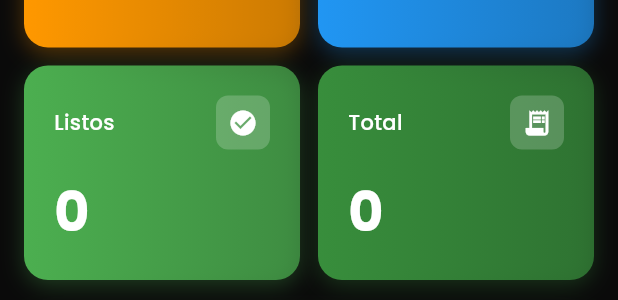
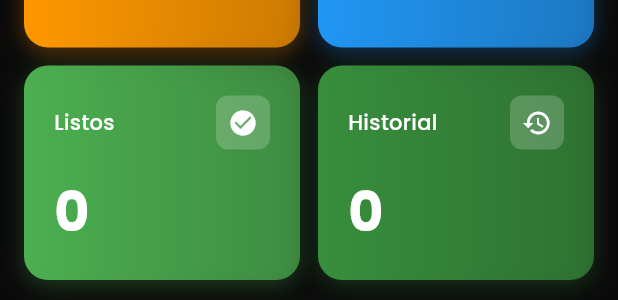
Before and after one commit to XimeCruz/averapizzav2-front, a Flutter app: the CajeroDashboardScreen widget shown alone on an empty page, opened directly, on a phone screen of 412 x 824 dp. Shown: the part 563-863 px from the top of the screen. Run offline on Flutter 3.47's test engine with Material 3 defaults, Android fonts, the phone set to English and light mode, and no system bars; our stand-ins replace dio, flutter_animate, google_fonts, shared_preferences; accounts and stored records are empty; network calls fail.

Commit message:
[ADD] cajero dashboard

```diff
--- a/lib/presentation/screens/cajero/cajero_dashboard_screen.dart
+++ b/lib/presentation/screens/cajero/cajero_dashboard_screen.dart
@@ -1,15 +1,18 @@
 // lib/presentation/screens/cajero/cajero_dashboard_screen.dart
 
-import 'package:avp_frontend/presentation/screens/cajero/historial_pedidos_screen.dart';
-import 'package:avp_frontend/presentation/screens/cajero/pedidos_listos_screen.dart';
 import 'package:flutter/material.dart';
 import 'package:provider/provider.dart';
+import 'package:intl/intl.dart';
 import '../../../core/constants/api_constants.dart';
 import '../../../core/constants/app_colors.dart';
+import '../../../data/models/pedido_model.dart';
 import '../../layouts/cajero_layout.dart';
 import '../../providers/pedido_provider.dart';
 import 'crear_pedido_screen.dart';
-import '../admin/pedidos/pedidos_list_screen.dart';
+import 'historial_pedidos_screen.dart';
+import 'pedidos_en_cocina_screen.dart';
+import 'pedidos_listos_screen.dart';
+import 'pedidos_pendientes_screen.dart';
 
 class CajeroDashboardScreen extends StatefulWidget {
   const CajeroDashboardScreen({super.key});
@@ -22,17 +25,26 @@ class _CajeroDashboardScreenState extends State<CajeroDashboardScreen> {
   @override
   void initState() {
     super.initState();
-    _loadData();
+    WidgetsBinding.instance.addPostFrameCallback((_) {
+      _loadData();
+    });
   }
 
   Future<void> _loadData() async {
-    final pedidoProvider = context.read<PedidoProvider>();
+    try {
+      print('🔄 Cargando dashboard del cajero...');
+      final pedidoProvider = context.read<PedidoProvider>();
 
-    await Future.wait([
-      pedidoProvider.loadPedidosPendientes(),
-      pedidoProvider.loadPedidosEnPreparacion(),
-      pedidoProvider.loadPedidosByEstado(EstadoPedido.LISTO),
-    ]);
+      await Future.wait([
+        pedidoProvider.loadPedidosByEstado(EstadoPedido.PENDIENTE),
+        pedidoProvider.loadPedidosByEstado(EstadoPedido.EN_PREPARACION),
+        pedidoProvider.loadPedidosByEstado(EstadoPedido.LISTO),
+      ]);
+
+      print('✅ Dashboard cargado');
+    } catch (e) {
+      print('❌ Error cargando dashboard: $e');
+    }
   }
 
   @override
@@ -60,19 +72,12 @@ class _CajeroDashboardScreenState extends State<CajeroDashboardScreen> {
           child: Column(
             crossAxisAlignment: CrossAxisAlignment.start,
             children: [
-              // Header con hora
               _buildHeader(),
               const SizedBox(height: 24),
-
-              // Estadísticas de pedidos
               _buildStatsSection(),
               const SizedBox(height: 24),
-
-              // Botón grande para nuevo pedido
               _buildNewOrderButton(),
               const SizedBox(height: 24),
-
-              // Pedidos en proceso
               _buildOrdersInProgress(),
             ],
           ),
@@ -82,6 +87,9 @@ class _CajeroDashboardScreenState extends State<CajeroDashboardScreen> {
   }
 
   Widget _buildHeader() {
+    final now = DateTime.now();
+    final timeFormat = DateFormat('HH:mm');
+
     return Container(
       padding: const EdgeInsets.all(20),
       decoration: BoxDecoration(
@@ -155,7 +163,7 @@ class _CajeroDashboardScreenState extends State<CajeroDashboardScreen> {
                 ),
                 const SizedBox(width: 8),
                 Text(
-                  TimeOfDay.now().format(context),
+                  timeFormat.format(now),
                   style: const TextStyle(
                     fontWeight: FontWeight.bold,
                     color: AppColors.secondary,
@@ -209,7 +217,7 @@ class _CajeroDashboardScreenState extends State<CajeroDashboardScreen> {
                           Navigator.push(
                             context,
                             MaterialPageRoute(
-                              builder: (_) => const HistorialPedidosScreen(),
+                              builder: (_) => const PedidosPendientesScreen(),
                             ),
                           );
                         },
@@ -231,14 +239,12 @@ class _CajeroDashboardScreenState extends State<CajeroDashboardScreen> {
                           end: Alignment.bottomRight,
                         ),
                         onTap: () {
-                          // Navigator.push(
-                          //   context,
-                          //   MaterialPageRoute(
-                          //     builder: (_) => const PedidosListScreen(
-                          //       estado: EstadoPedido.EN_PREPARACION,
-                          //     ),
-                          //   ),
-                          // );
+                          Navigator.push(
+                            context,
+                            MaterialPageRoute(
+                              builder: (_) => const PedidosEnCocinaScreen(),
+                            ),
+                          );
                         },
                       ),
                     ),
@@ -270,9 +276,9 @@ class _CajeroDashboardScreenState extends State<CajeroDashboardScreen> {
                     const SizedBox(width: 16),
                     Expanded(
                       child: _StatCard(
-                        title: 'Total',
+                        title: 'Historial',
                         value: '${provider.pedidos.length}',
-                        icon: Icons.receipt_long,
+                        icon: Icons.history,
                         color: AppColors.secondary,
                         gradient: LinearGradient(
                           colors: [
@@ -283,12 +289,12 @@ class _CajeroDashboardScreenState extends State<CajeroDashboardScreen> {
                           end: Alignment.bottomRight,
                         ),
                         onTap: () {
-                          // Navigator.push(
-                          //   context,
-                          //   MaterialPageRoute(
-                          //     builder: (_) => const PedidosListScreen(),
-                          //   ),
-                          // );
+                          Navigator.push(
+                            context,
+                            MaterialPageRoute(
+                              builder: (_) => const HistorialPedidosScreen(),
+                            ),
+                          );
                         },
                       ),
                     ),
@@ -311,14 +317,12 @@ class _CajeroDashboardScreenState extends State<CajeroDashboardScreen> {
                               ],
                             ),
                             onTap: () {
-                              // Navigator.push(
-                              //   context,
-                              //   MaterialPageRoute(
-                              //     builder: (_) => const PedidosListScreen(
-                              //       estado: EstadoPedido.PENDIENTE,
-                              //     ),
-                              //   ),
-                              // );
+                              Navigator.push(
+                                context,
+                                MaterialPageRoute(
+                                  builder: (_) => const PedidosPendientesScreen(),
+                                ),
+                              );
                             },
                           ),
                         ),
@@ -336,14 +340,12 @@ class _CajeroDashboardScreenState extends State<CajeroDashboardScreen> {
                               ],
                             ),
                             onTap: () {
-                              // Navigator.push(
-                              //   context,
-                              //   MaterialPageRoute(
-                              //     builder: (_) => const PedidosListScreen(
-                              //       estado: EstadoPedido.EN_PREPARACION,
-                              //     ),
-                              //   ),
-                              // );
+                              Navigator.push(
+                                context,
+                                MaterialPageRoute(
+                                  builder: (_) => const PedidosEnCocinaScreen(),
+                                ),
+                              );
                             },
                           ),
                         ),
@@ -365,23 +367,21 @@ class _CajeroDashboardScreenState extends State<CajeroDashboardScreen> {
                               ],
                             ),
                             onTap: () {
-                              // Navigator.push(
-                              //   context,
-                              //   MaterialPageRoute(
-                              //     builder: (_) => const PedidosListScreen(
-                              //       estado: EstadoPedido.LISTO,
-                              //     ),
-                              //   ),
-                              // );
+                              Navigator.push(
+                                context,
+                                MaterialPageRoute(
+                                  builder: (_) => const PedidosListosScreen(),
+                                ),
+                              );
                             },
                           ),
                         ),
                         const SizedBox(width: 12),
                         Expanded(
                           child: _StatCard(
-                            title: 'Total',
+                            title: 'Historial',
                             value: '${provider.pedidos.length}',
-                            icon: Icons.receipt_long,
+                            icon: Icons.history,
                             color: AppColors.secondary,
                             gradient: LinearGradient(
                               colors: [
@@ -390,12 +390,12 @@ class _CajeroDashboardScreenState extends State<CajeroDashboardScreen> {
                               ],
                             ),
                             onTap: () {
-                              // Navigator.push(
-                              //   context,
-                              //   MaterialPageRoute(
-                              //     builder: (_) => const PedidosListScreen(),
-                              //   ),
-                              // );
+                              Navigator.push(
+                                context,
+                                MaterialPageRoute(
+                                  builder: (_) => const HistorialPedidosScreen(),
+                                ),
+                              );
                             },
                           ),
                         ),
@@ -449,7 +449,6 @@ class _CajeroDashboardScreenState extends State<CajeroDashboardScreen> {
           borderRadius: BorderRadius.circular(20),
           child: Stack(
             children: [
-              // Decoración de fondo
               Positioned(
                 right: -20,
                 top: -20,
@@ -474,7 +473,6 @@ class _CajeroDashboardScreenState extends State<CajeroDashboardScreen> {
                   ),
                 ),
               ),
-              // Contenido
               Center(
                 child: Row(
                   mainAxisAlignment: MainAxisAlignment.center,
@@ -527,12 +525,15 @@ class _CajeroDashboardScreenState extends State<CajeroDashboardScreen> {
   Widget _buildOrdersInProgress() {
     return Consumer<PedidoProvider>(
       builder: (context, provider, _) {
-        final pedidosActivos = provider.pedidos
-            .where((p) =>
-        p.estado == EstadoPedido.PENDIENTE ||
-            p.estado == EstadoPedido.EN_PREPARACION ||
-            p.estado == EstadoPedido.LISTO)
-            .toList();
+        // Combinar todas las listas de pedidos activos
+        final pedidosActivos = <Pedido>[
+          ...provider.pedidosPendientes,
+          ...provider.pedidosEnPreparacion,
+          ...provider.pedidosListos,
+        ];
+
+        // Ordenar por fecha más reciente
+        pedidosActivos.sort((a, b) => b.fechaHora.compareTo(a.fechaHora));
 
         if (pedidosActivos.isEmpty) {
           return Container(
@@ -710,9 +711,13 @@ class _StatCard extends StatelessWidget {
 }
 
 class _OrderCard extends StatelessWidget {
-  final dynamic pedido;
+  final Pedido pedido;
 
   const _OrderCard({required this.pedido});
+
+  String _formatearHora(DateTime fechaHora) {
+    return DateFormat('HH:mm').format(fechaHora);
+  }
 
   @override
   Widget build(BuildContext context) {
@@ -766,7 +771,6 @@ class _OrderCard extends StatelessWidget {
             padding: const EdgeInsets.all(16),
             child: Row(
               children: [
-                // Indicador de estado
                 Container(
                   width: 4,
                   height: 60,
@@ -776,8 +780,6 @@ class _OrderCard extends StatelessWidget {
                   ),
                 ),
                 const SizedBox(width: 16),
-
-                // Información del pedido
                 Expanded(
                   child: Column(
                     crossAxisAlignment: CrossAxisAlignment.start,
@@ -822,7 +824,7 @@ class _OrderCard extends StatelessWidget {
                       ),
                       const SizedBox(height: 8),
                       Text(
-                        '${pedido.items?.length ?? 0} items',
+                        '${pedido.detalles.length} items',
                         style: TextStyle(
                           fontSize: 14,
                           color: Colors.white.withOpacity(0.6),
@@ -831,13 +833,11 @@ class _OrderCard extends StatelessWidget {
                     ],
                   ),
                 ),
-
-                // Total
                 Column(
                   crossAxisAlignment: CrossAxisAlignment.end,
                   children: [
                     Text(
-                      '\$${pedido.total?.toStringAsFixed(2) ?? '0.00'}',
+                      'Bs. ${pedido.total.toStringAsFixed(2)}',
                       style: const TextStyle(
                         fontSize: 24,
                         fontWeight: FontWeight.bold,
@@ -846,7 +846,7 @@ class _OrderCard extends StatelessWidget {
                     ),
                     const SizedBox(height: 4),
                     Text(
-                      TimeOfDay.now().format(context),
+                      _formatearHora(pedido.fechaHora),
                       style: TextStyle(
                         fontSize: 12,
                         color: Colors.white.withOpacity(0.5),
```
